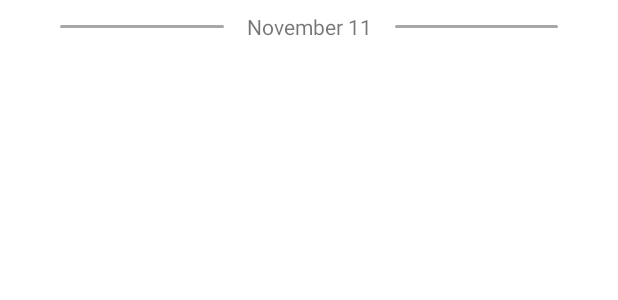
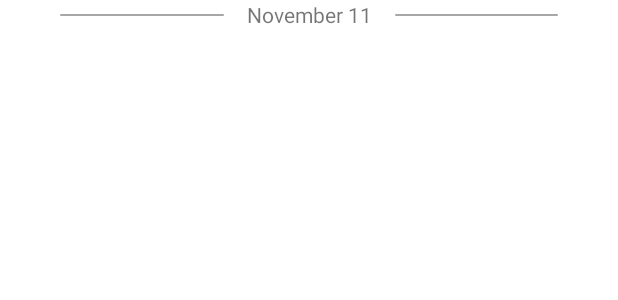
Before and after one commit to eprokofyev/inplace, an Android app: the layout chat_date_item.xml on its own in the app's theme, with its tools: preview values and no code run, on a phone screen of 412 x 824 dp. Shown: the top 300 px of the screen. Run offline under Robolectric (Android 15) with nearby library versions, the phone set to English and light mode, and no system bars.

Commit message:
Change added layouts padding

```diff
--- a/app/src/main/res/layout/chat_date_item.xml
+++ b/app/src/main/res/layout/chat_date_item.xml
@@ -4,22 +4,22 @@
     xmlns:app="http://schemas.android.com/apk/res-auto"
     android:layout_width="match_parent"
     android:layout_height="wrap_content"
-    android:paddingTop="8dp">
+    android:paddingBottom="8dp">
 
     <View
         android:id="@+id/view"
         android:layout_width="0dp"
-        android:layout_height="2dp"
+        android:layout_height="1dp"
         android:layout_marginStart="40dp"
         android:layout_marginEnd="15dp"
         android:background="@drawable/rounded_rectangle_shape"
         app:layout_constraintBottom_toBottomOf="parent"
-        app:layout_constraintEnd_toStartOf="@+id/textView"
+        app:layout_constraintEnd_toStartOf="@+id/date_textView"
         app:layout_constraintStart_toStartOf="parent"
         app:layout_constraintTop_toTopOf="parent" />
 
     <TextView
-        android:id="@+id/textView"
+        android:id="@+id/date_textView"
         android:layout_width="wrap_content"
         android:layout_height="wrap_content"
         android:text="November 11"
@@ -31,13 +31,13 @@
 
     <View
         android:layout_width="0dp"
-        android:layout_height="2dp"
+        android:layout_height="1dp"
         android:layout_marginStart="15dp"
         android:layout_marginEnd="40dp"
         android:background="@drawable/rounded_rectangle_shape"
         app:layout_constraintBottom_toBottomOf="parent"
         app:layout_constraintEnd_toEndOf="parent"
-        app:layout_constraintStart_toEndOf="@+id/textView"
+        app:layout_constraintStart_toEndOf="@+id/date_textView"
         app:layout_constraintTop_toTopOf="parent" />
 
 </androidx.constraintlayout.widget.ConstraintLayout>
--- a/app/src/main/res/layout/chat_host_message_item.xml
+++ b/app/src/main/res/layout/chat_host_message_item.xml
@@ -2,13 +2,13 @@
 <androidx.constraintlayout.widget.ConstraintLayout xmlns:android="http://schemas.android.com/apk/res/android"
     xmlns:app="http://schemas.android.com/apk/res-auto"
     android:layout_width="match_parent"
-    android:layout_height="wrap_content">
+    android:layout_height="wrap_content"
+    android:paddingBottom="8dp">
 
     <androidx.constraintlayout.widget.ConstraintLayout
         android:id="@+id/host_message_container"
         android:layout_width="wrap_content"
         android:layout_height="wrap_content"
-        android:layout_marginTop="8dp"
         android:layout_marginEnd="10dp"
         android:background="@drawable/host_last_message_item_shape"
         android:minWidth="110dp"
--- a/app/src/main/res/layout/chat_target_message_item.xml
+++ b/app/src/main/res/layout/chat_target_message_item.xml
@@ -1,16 +1,15 @@
 <?xml version="1.0" encoding="utf-8"?>
 <androidx.constraintlayout.widget.ConstraintLayout xmlns:android="http://schemas.android.com/apk/res/android"
     xmlns:app="http://schemas.android.com/apk/res-auto"
-    xmlns:tools="http://schemas.android.com/tools"
     android:layout_width="match_parent"
-    android:layout_height="wrap_content">
+    android:layout_height="wrap_content"
+    android:paddingBottom="8dp">
 
     <androidx.constraintlayout.widget.ConstraintLayout
         android:id="@+id/target_message_container"
         android:layout_width="wrap_content"
         android:layout_height="wrap_content"
         android:layout_marginStart="10dp"
-        android:layout_marginTop="8dp"
         android:background="@drawable/target_last_message_shape"
         android:minWidth="110dp"
         android:paddingStart="10dp"
```
